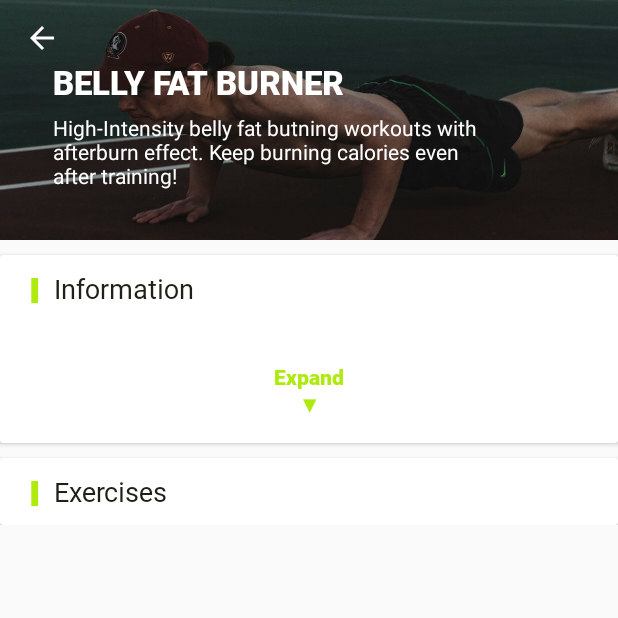
After one commit to MuhammadTanveerS/Fitness-Enthusiasts, an Android app: the WorkoutDetails screen opened directly, with no data from a screen before it, on a phone screen of 412 x 824 dp, the top half of it. The commit adds this screen. Run offline under Robolectric (Android 15) with nearby library versions, the phone set to English and light mode, and no system bars; Roboto replaces fonts that are not available here.

Commit message:
added workouts details screen

```diff
--- a/app/src/main/java/com/example/fitnessenthusiasts/activities/Common/HomeScreen.java
+++ b/app/src/main/java/com/example/fitnessenthusiasts/activities/Common/HomeScreen.java
@@ -18,6 +18,7 @@ import android.widget.TextView;
 import android.widget.Toast;
 
 import com.example.fitnessenthusiasts.R;
+import com.example.fitnessenthusiasts.activities.Common.Workout.WorkoutDetails;
 import com.example.fitnessenthusiasts.activities.Databases.SPManager;
 import com.example.fitnessenthusiasts.activities.testMainActivity;
 import com.example.fitnessenthusiasts.databinding.ActivityHomeScreenBinding;
@@ -151,6 +152,10 @@ public class HomeScreen extends AppCompatActivity implements NavigationView.OnNa
                 startActivity(new Intent(getApplicationContext(), Settings.class));
                 drawerLayout.closeDrawer(GravityCompat.START);
                 return true;
+            case R.id.nav_home2:
+                startActivity(new Intent(getApplicationContext(), WorkoutDetails.class));
+                drawerLayout.closeDrawer(GravityCompat.START);
+                return true;
         }
 
         return true;
--- /dev/null
+++ b/app/src/main/java/com/example/fitnessenthusiasts/activities/Common/Workout/WorkoutDetails.java
@@ -0,0 +1,48 @@
+package com.example.fitnessenthusiasts.activities.Common.Workout;
+
+import androidx.appcompat.app.AppCompatActivity;
+import androidx.cardview.widget.CardView;
+import androidx.core.view.ViewCompat;
+
+import android.animation.LayoutTransition;
+import android.graphics.PorterDuff;
+import android.os.Bundle;
+import android.transition.AutoTransition;
+import android.transition.TransitionManager;
+import android.view.View;
+import android.widget.LinearLayout;
+import android.widget.TextView;
+import android.widget.Toolbar;
+
+import com.example.fitnessenthusiasts.R;
+import com.google.android.material.appbar.AppBarLayout;
+import com.google.android.material.appbar.CollapsingToolbarLayout;
+
+public class WorkoutDetails extends AppCompatActivity {
+
+    LinearLayout woInfo;
+    CardView cvWorkout;
+    TextView seeMore;
+
+    @Override
+    protected void onCreate(Bundle savedInstanceState) {
+        super.onCreate(savedInstanceState);
+        setContentView(R.layout.activity_workout_details);
+
+        woInfo = findViewById(R.id.woInfo);
+        cvWorkout=findViewById(R.id.cvWorkout);
+        cvWorkout.getLayoutTransition().enableTransitionType(LayoutTransition.CHANGING);
+        seeMore=findViewById(R.id.viewMore);
+
+    }
+
+    public void expandInfo(View view) {
+        int v = (woInfo.getVisibility() == View.GONE)? View.VISIBLE: View.GONE;
+        int u = (seeMore.getVisibility() == View.VISIBLE)? View.GONE: View.VISIBLE;
+
+        TransitionManager.beginDelayedTransition(cvWorkout, new AutoTransition());
+        woInfo.setVisibility(v);
+        seeMore.setVisibility(u);
+
+    }
+}
--- /dev/null
+++ b/app/src/main/res/drawable/white_back_button.xml
@@ -0,0 +1,10 @@
+<vector xmlns:android="http://schemas.android.com/apk/res/android"
+    android:width="24dp"
+    android:height="24dp"
+    android:viewportWidth="24"
+    android:viewportHeight="24"
+    >
+    <path
+        android:fillColor="@android:color/white"
+        android:pathData="M20,11H7.83l5.59,-5.59L12,4l-8,8 8,8 1.41,-1.41L7.83,13H20v-2z"/>
+</vector>
--- /dev/null
+++ b/app/src/main/res/layout/activity_workout_details.xml
@@ -0,0 +1,219 @@
+<?xml version="1.0" encoding="utf-8"?>
+<androidx.coordinatorlayout.widget.CoordinatorLayout xmlns:android="http://schemas.android.com/apk/res/android"
+    xmlns:app="http://schemas.android.com/apk/res-auto"
+    xmlns:tools="http://schemas.android.com/tools"
+    android:layout_width="match_parent"
+    android:layout_height="match_parent"
+    tools:context=".activities.Common.Workout.WorkoutDetails">
+
+    <com.google.android.material.appbar.AppBarLayout
+        android:id="@+id/detailBar"
+        android:layout_width="match_parent"
+        android:layout_height="160dp"
+        android:fitsSystemWindows="true"
+        android:theme="@style/workoutCollapsing"
+        >
+<!--        android:theme=""-->
+        <com.google.android.material.appbar.CollapsingToolbarLayout
+            android:layout_width="match_parent"
+            android:layout_height="match_parent"
+            android:fitsSystemWindows="true"
+            app:contentScrim="@color/neon"
+            app:layout_scrollFlags="scroll|snap|exitUntilCollapsed"
+            app:title="BELLY FAT BURNER"
+            app:expandedTitleTextAppearance="@android:color/transparent"
+            app:collapsedTitleTextAppearance="@style/TextAppearance.Collapsed"
+            android:theme="@style/CustomToolbarTheme"
+            android:id="@+id/collapsing_detail">
+
+            <ImageView
+                android:layout_width="match_parent"
+                android:layout_height="match_parent"
+                android:src="@drawable/chest_b"
+                android:scaleType="fitXY"/>
+
+            <TextView
+                android:layout_width="wrap_content"
+                android:layout_height="wrap_content"
+                android:fontFamily="@font/robotoblack"
+                android:padding="10dp"
+                android:layout_marginTop="30dp"
+                android:layout_marginLeft="25dp"
+                android:text="Belly Fat Burner"
+                android:textAllCaps="true"
+                android:textColor="@color/white"
+                android:textSize="22sp"/>
+
+            <TextView
+                android:layout_width="300dp"
+                android:layout_height="wrap_content"
+                android:layout_marginTop="75dp"
+                android:layout_marginLeft="35dp"
+                android:text="High-Intensity belly fat butning workouts with afterburn effect. Keep burning calories even after training!"
+                android:textColor="@color/white"/>
+
+            <androidx.appcompat.widget.Toolbar
+                android:id="@+id/toolbar"
+                android:layout_width="match_parent"
+                android:layout_height="50dp"
+                app:navigationIcon="@drawable/white_back_button"
+                app:layout_collapseMode="pin"/>
+
+        </com.google.android.material.appbar.CollapsingToolbarLayout>
+
+    </com.google.android.material.appbar.AppBarLayout>
+
+    <androidx.core.widget.NestedScrollView
+        android:layout_width="match_parent"
+        android:layout_height="match_parent"
+        app:layout_behavior="com.google.android.material.appbar.AppBarLayout$ScrollingViewBehavior">
+
+        <LinearLayout
+            android:layout_width="match_parent"
+            android:layout_height="wrap_content"
+            android:orientation="vertical">
+
+            <androidx.cardview.widget.CardView
+                android:id="@+id/cvWorkout"
+                android:layout_width="match_parent"
+                android:layout_height="wrap_content"
+                android:onClick="expandInfo"
+                android:layout_marginTop="10dp"
+                android:animateLayoutChanges="true">
+
+                <TextView
+                    android:id="@+id/viewMore"
+                    android:fontFamily="@font/robotoblack"
+                    android:visibility="visible"
+                    android:layout_width="wrap_content"
+                    android:layout_height="wrap_content"
+                    android:text="\nExpand\n▼\n"
+                    android:textColor="@color/neon"
+                    android:paddingTop="55dp"
+                    android:textAlignment="center"
+                    android:layout_gravity="center"/>
+
+                <LinearLayout
+                    android:layout_width="wrap_content"
+                    android:layout_height="wrap_content"
+                    android:orientation="horizontal">
+
+                    <TextView
+                        android:layout_width="wrap_content"
+                        android:layout_height="wrap_content"
+                        android:text="❙"
+                        android:layout_marginLeft="20dp"
+                        android:textSize="18sp"
+                        android:textColor="@color/neon"/>
+
+                    <TextView
+                        android:layout_width="wrap_content"
+                        android:layout_height="wrap_content"
+                        android:text="Information"
+                        android:fontFamily="@font/robotoregular"
+                        android:padding="10dp"
+                        android:textSize="18sp"
+                        android:textColor="@color/custom_black"/>
+
+                </LinearLayout>
+
+                <LinearLayout
+                    android:id="@+id/woInfo"
+                    android:layout_width="match_parent"
+                    android:layout_height="wrap_content"
+                    android:orientation="vertical"
+                    android:layout_marginTop="40dp"
+                    android:visibility="gone"
+                    android:layout_marginLeft="22dp">
+
+                    <LinearLayout
+                        android:layout_width="320dp"
+                        android:layout_height="wrap_content"
+                        android:orientation="horizontal">
+                        <TextView
+                            android:layout_width="wrap_content"
+                            android:layout_height="wrap_content"
+                            android:text="Difficulty: "/>
+                        <TextView
+                            android:layout_width="wrap_content"
+                            android:layout_height="wrap_content"
+                            android:textColor="@color/custom_black"
+                            android:text="Beginner "/>
+                    </LinearLayout>
+
+                    <LinearLayout
+                        android:layout_width="320dp"
+                        android:layout_height="wrap_content"
+                        android:orientation="horizontal">
+                        <TextView
+                            android:layout_width="wrap_content"
+                            android:layout_height="wrap_content"
+                            android:text="Points: "/>
+                        <TextView
+                            android:layout_width="wrap_content"
+                            android:layout_height="wrap_content"
+                            android:textColor="@color/custom_black"
+                            android:text="5"/>
+                    </LinearLayout>
+
+                    <TextView
+                        android:layout_width="320dp"
+                        android:layout_height="wrap_content"
+                        android:text="@string/workout"/>
+
+                    <TextView
+                        android:id="@+id/viewLess"
+                        android:fontFamily="@font/robotoblack"
+                        android:visibility="visible"
+                        android:layout_width="wrap_content"
+                        android:layout_height="wrap_content"
+                        android:layout_marginLeft="-22dp"
+                        android:text="\n▲\nCollapse\n"
+                        android:textColor="@color/neon"
+                        android:textAlignment="center"
+                        android:layout_gravity="center"/>
+
+                </LinearLayout>
+
+            </androidx.cardview.widget.CardView>
+
+            <androidx.cardview.widget.CardView
+                android:layout_width="match_parent"
+                android:layout_height="wrap_content"
+                android:layout_marginTop="10dp">
+
+                <LinearLayout
+                    android:layout_width="wrap_content"
+                    android:layout_height="wrap_content"
+                    android:orientation="horizontal">
+
+                    <TextView
+                        android:layout_width="wrap_content"
+                        android:layout_height="wrap_content"
+                        android:text="❙"
+                        android:layout_marginLeft="20dp"
+                        android:textSize="18sp"
+                        android:textColor="@color/neon"/>
+
+                    <TextView
+                        android:layout_width="wrap_content"
+                        android:layout_height="wrap_content"
+                        android:text="Exercises"
+                        android:fontFamily="@font/robotoregular"
+                        android:padding="10dp"
+                        android:textSize="18sp"
+                        android:textColor="@color/custom_black"/>
+
+                </LinearLayout>
+
+            </androidx.cardview.widget.CardView>
+
+
+
+        </LinearLayout>
+
+
+
+    </androidx.core.widget.NestedScrollView>
+
+</androidx.coordinatorlayout.widget.CoordinatorLayout>
--- a/app/src/main/res/layout/workouts_view_layout.xml
+++ b/app/src/main/res/layout/workouts_view_layout.xml
@@ -25,8 +25,8 @@
                 android:id="@+id/woBg"
                 android:layout_width="match_parent"
                 android:layout_height="match_parent"
-                android:src="@drawable/fatbrn"
-                android:scaleType="fitXY"/>
+                android:scaleType="fitXY"
+                android:src="@drawable/chest_b" />
 
             <TextView
                 android:id="@+id/woDiff"
--- a/app/src/main/res/menu/main_menu.xml
+++ b/app/src/main/res/menu/main_menu.xml
@@ -16,7 +16,7 @@
 
         <item
             android:id="@+id/nav_home2"
-            android:title="Home"
+            android:title="Test"
             android:icon="@drawable/field_user_icon"/>
 
         <item
--- a/app/src/main/res/values/strings.xml
+++ b/app/src/main/res/values/strings.xml
@@ -4,4 +4,6 @@
     <string name="hello_blank_fragment">Hello blank fragment</string>
     <string name="db_instance">https://fitness-enthusiasts-default-rtdb.firebaseio.com</string>
 
+    <string name="workout">\nBelly fat burning HIIT alternates intense exercises with less intense recovery periods. \n\nCombine abs workout with HIIT, you can melt away excess fat fast and make your six pack visible easily.\n</string>
+
 </resources>
--- a/app/src/main/res/values/themes.xml
+++ b/app/src/main/res/values/themes.xml
@@ -70,4 +70,26 @@
     </style>
 
 
+
+<!--    CustomStyles-->
+    <style name="workoutCollapsing">
+        <item name="colorPrimary">@color/custom_black</item>
+        <item name="colorSecondary">@color/neon</item>
+        <item name="android:textColor">@android:color/transparent</item>
+    </style>
+
+    <style name="CustomToolbarTheme" parent="@style/ThemeOverlay.AppCompat.Dark.ActionBar">
+        <item name="android:textColorPrimary">@color/white</item>
+        <item name="colorControlNormal">@color/white</item>
+    </style>
+    <style name="TextAppearance.Collapsed"
+        parent="TextAppearance.AppCompat.Widget.ActionBar.Title">
+        <item name="android:fontFamily">@font/robotoregular</item>
+        <item name="android:textSize">16sp</item>
+
+    </style>
+
+
+
+
 </resources>
```
Also changed, not shown: app/src/main/AndroidManifest.xml (+4 -6 lines), app/src/main/res/drawable/chest_b.jpg (added), app/src/main/res/drawable/fatbrn.jpg (deleted), app/src/main/res/font/robotoregular.ttf (added).
